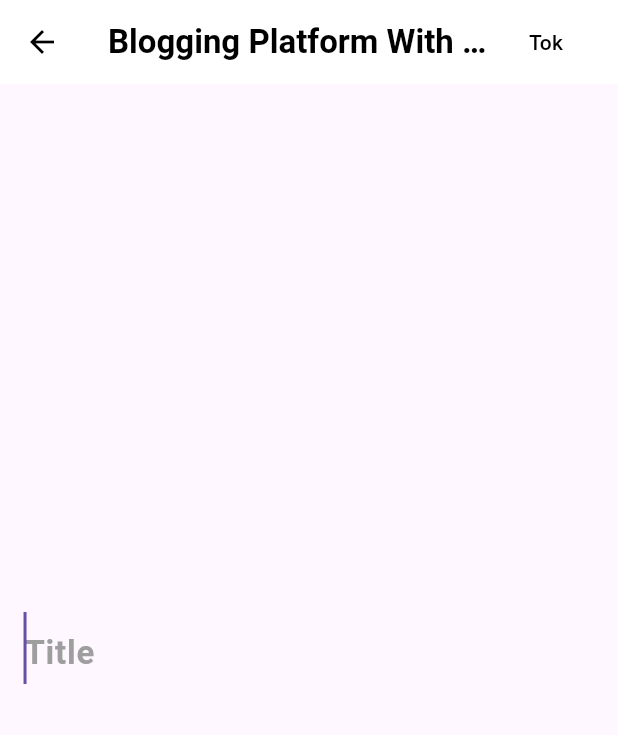
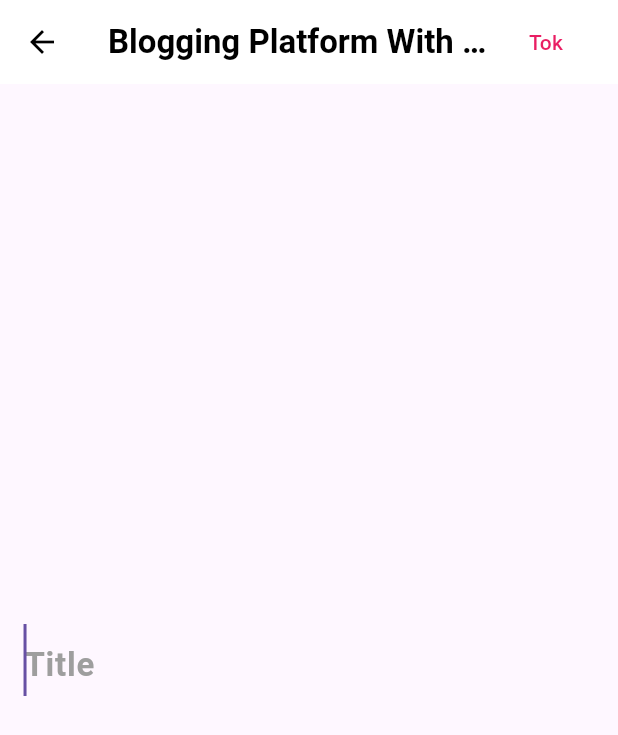
Before and after one commit to petersendauda/tok-main, a Flutter app: the WritePage screen opened directly, on a phone screen of 412 x 824 dp. Shown: the top 735 px of the screen. Run offline on Flutter 3.47's test engine with Material 3 defaults, Android fonts, the light colour scheme and no system bars; our stand-ins replace cloud_firestore, firebase_auth, firebase_core, flutter_form_builder, flutter_slider_drawer, google_sign_in; missing offline and left inert: dart:html; accounts and stored records are empty.

Commit message:
Update write.dart

```diff
--- a/lib/modules/write.dart
+++ b/lib/modules/write.dart
@@ -10,21 +10,24 @@
 
 class _WritePageState extends State<WritePage> {
   String title = ''; // Title variable
-  // final QuillController _controller = QuillController.basic(); // Ensure this line is present
+  String content = ''; // Content variable
+  bool showContentField = false; // Flag to show/hide content field
   final FirestoreService _firestoreService2 = FirestoreService(); // Firestore service instance
 
   // Focus nodes for managing focus
   final FocusNode _titleFocusNode = FocusNode();
-  final FocusNode _quillFocusNode = FocusNode(); // Focus node for the Quill editor
+  final FocusNode _contentFocusNode = FocusNode(); // Focus node for the content field
 
   @override
   void initState() {
     super.initState();
     // Add listener to the title focus node
     _titleFocusNode.addListener(() {
-      if (!_titleFocusNode.hasFocus) {
-        // If title loses focus, move to the Quill editor
-        _quillFocusNode.requestFocus();
+      if (!_titleFocusNode.hasFocus && title.isNotEmpty) {
+        setState(() {
+          showContentField = true; // Show content field when title loses focus
+        });
+        _contentFocusNode.requestFocus(); // Move focus to content field
       }
     });
   }
@@ -32,7 +35,7 @@
   @override
   void dispose() {
     _titleFocusNode.dispose();
-    _quillFocusNode.dispose();
+    _contentFocusNode.dispose();
     super.dispose();
   }
 
@@ -40,21 +43,17 @@
     // Get the current user's ID
     String? userId = FirebaseAuth.instance.currentUser?.uid;
 
-    // Get the content from the Quill editor
-    // final content = _controller.document.toPlainText(); // Ensure _controller is initialized
-
     // Check if title or content is empty
-    // if (title.isEmpty || content.isEmpty) {
-    //   // Show an error dialog instead of a SnackBar
-    //   _showErrorDialog('Please enter both a title and content before posting.');
-    //   return; // Exit the method if title or content is empty
-    // }
+    if (title.isEmpty || content.isEmpty) {
+      // Show an error dialog instead of a SnackBar
+      _showErrorDialog('Please enter both a title and content before posting.');
+      return; // Exit the method if title or content is empty
+    }
 
     if (userId != null) {
       // Assuming content is defined elsewhere in the class or method
       // If content is not defined, ensure it is initialized or passed as a parameter
       // For demonstration, let's assume content is a placeholder string
-      String content = "Placeholder content"; // Placeholder content
       print("Title: $title");
       print("Content: $content");
       print("User ID: $userId");
@@ -138,7 +137,7 @@
             ),
             TextButton(
               onPressed: _publishPost, // Call the publish method
-              child: Text('Tok', style: TextStyle(color: Colors.black)),
+              child: Text('Tok', style: TextStyle(color: Color(0xFFE91E63))), // Updated color
             ),
           ],
         ),
@@ -160,10 +159,7 @@
             child: Column(
               crossAxisAlignment: CrossAxisAlignment.start,
               children: [
-                // Toolbar for text formatting
-                // _buildToolbar(), // Add the toolbar here
-                SizedBox(height: 16),
-                // Editable title field
+                // Move the title field closer to the AppBar
                 TextField(
                   focusNode: _titleFocusNode,
                   onChanged: (value) {
@@ -172,8 +168,10 @@
                     });
                   },
                   onSubmitted: (value) {
-                    // Move focus to the Quill editor when Enter is pressed
-                    _quillFocusNode.requestFocus();
+                    setState(() {
+                      showContentField = true; // Show content field on Enter
+                    });
+                    _contentFocusNode.requestFocus(); // Move focus to content field
                   },
                   decoration: InputDecoration(
                     hintText: 'Title',
@@ -187,19 +185,23 @@
                   ),
                   autofocus: true,
                 ),
-                SizedBox(height: 16),
-                // Quill Editor for user input
-                // Container(
-                //   height: 400,
-                //   child: QuillEditor(
-                //     controller: _controller,
-                //     focusNode: _quillFocusNode,
-                //     scrollController: ScrollController(),
-                //     autoFocus: true,
-                //     readOnly: false, // Set to false to allow editing
-                //   ),
-                // ),
-                SizedBox(height: 16),
+                if (showContentField) ...[
+                  SizedBox(height: 16),
+                  TextField(
+                    focusNode: _contentFocusNode,
+                    onChanged: (value) {
+                      setState(() {
+                        content = value;
+                      });
+                    },
+                    decoration: InputDecoration(
+                      hintText: 'Content',
+                      hintStyle: TextStyle(color: Colors.grey, fontSize: 18),
+                      border: OutlineInputBorder(),
+                    ),
+                    maxLines: null, // Allow multiple lines
+                  ),
+                ],
               ],
             ),
           ),
```
